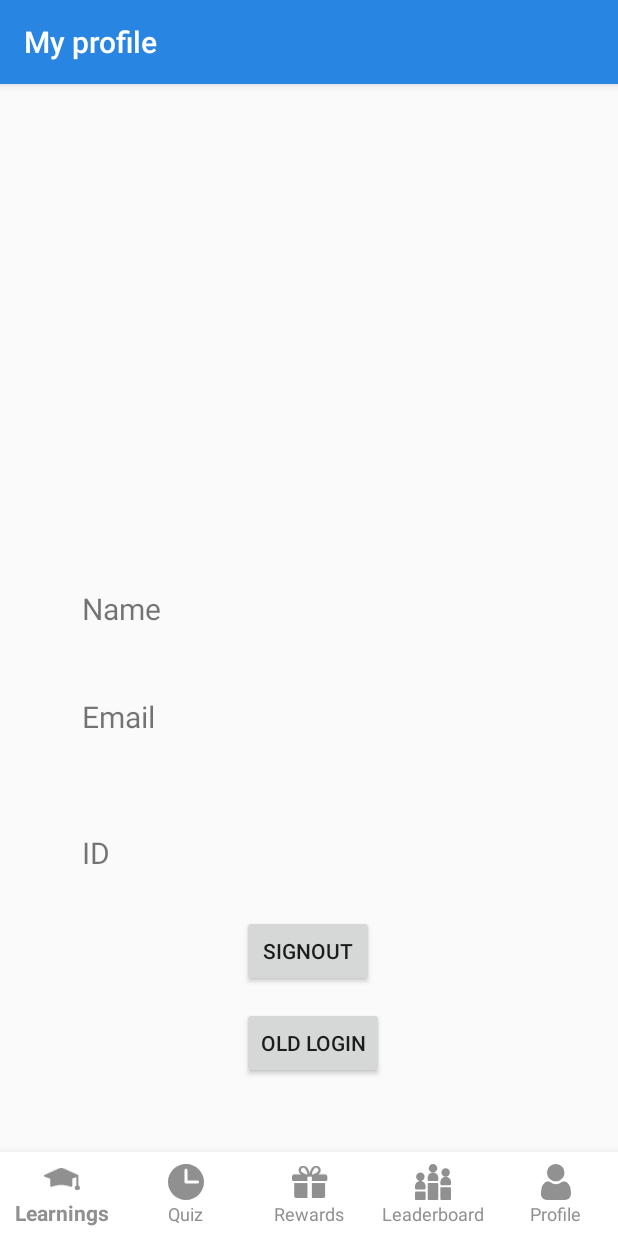
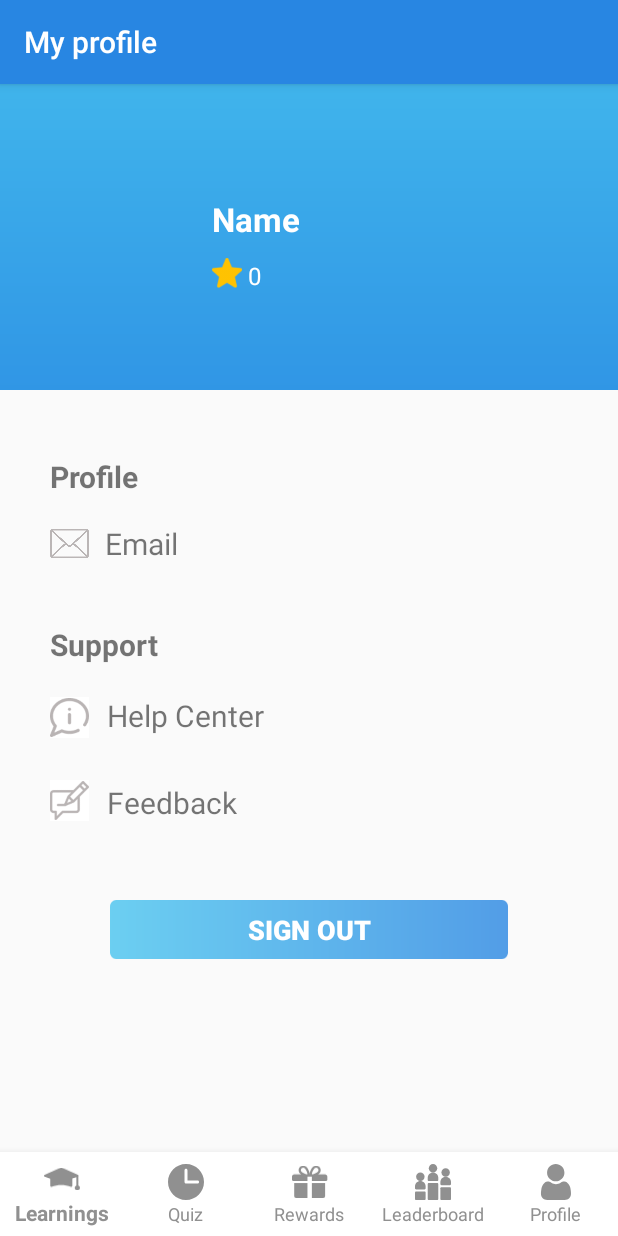
Before and after one commit to ssarahlu/Assignment, an Android app: the ProfileActivity screen opened directly, with no data from a screen before it, on a phone screen of 412 x 824 dp. Run offline under Robolectric (Android 15) with nearby library versions, the phone set to English and light mode, and no system bars; our stand-ins replace Room's generated code; pictures from the network do not load.

Commit message:
profile screen updated

```diff
--- a/app/src/main/java/com/example/assignment/ProfileActivity.java
+++ b/app/src/main/java/com/example/assignment/ProfileActivity.java
@@ -5,6 +5,7 @@ import androidx.appcompat.app.AppCompatActivity;
 import androidx.room.Room;
 
 import android.content.Intent;
+import android.os.AsyncTask;
 import android.os.Bundle;
 import android.util.Log;
 import android.view.MenuItem;
@@ -30,14 +31,16 @@ import com.google.android.material.bottomnavigation.BottomNavigationView;
  */
 
 public class ProfileActivity extends AppCompatActivity {
-    private TextView name, email, id;
+    private TextView name, email, id, stars;
     private ImageView imageView;
-    private Button signOut, button;
+    private Button signOut;
     GoogleSignInClient mGoogleSignInClient;
     MyDatabase myDb;
     private String personName, personEmail, personFName, personLname;
     private static final String TAG = "ProfileActivity";
     BottomNavigationView bottomNavigation;
+    private int mStars;
+    GoogleSignInAccount acct;
 
 
     @Override
@@ -58,12 +61,9 @@ public class ProfileActivity extends AppCompatActivity {
         id = findViewById(R.id.id);
         email = findViewById(R.id.email);
         signOut = findViewById(R.id.signOut);
-        button = findViewById(R.id.redeem);
+        stars = findViewById(R.id.stars);
 
-        myDb = Room.databaseBuilder(this, MyDatabase.class, "my-db.db")
-                .allowMainThreadQueries()
-                .build();
-
+        new GetTotalStars().execute();
 
         bottomNavigation = findViewById(R.id.navigation);
         bottomNavigation.setItemIconTintList(null);
@@ -106,17 +106,8 @@ public class ProfileActivity extends AppCompatActivity {
             }
         });
 
-        button.setOnClickListener(new View.OnClickListener() {
-            @Override
-            public void onClick(View v) {
-                Intent intent = new Intent(getApplicationContext(), SelectDifficulty.class);
-                intent.putExtra("email", personEmail);
-                startActivity(intent);
 
-            }
-        });
-
-        GoogleSignInAccount acct = GoogleSignIn.getLastSignedInAccount(this);
+        acct = GoogleSignIn.getLastSignedInAccount(this);
         if (acct != null) {
             personName = acct.getDisplayName();
             personEmail = acct.getEmail();
@@ -126,10 +117,9 @@ public class ProfileActivity extends AppCompatActivity {
             name.setText(personName);
             email.setText(personEmail);
             id.setText(personId);
-            myDb.accountDao().insert(new Account(personEmail, acct.getGivenName(), acct.getFamilyName()));
-            myDb.close();
-            Log.d(TAG, "onCreate: " + myDb.accountDao().getAcc(personEmail).getFName());
+            id.setVisibility(View.GONE);
             Glide.with(this).load(String.valueOf(acct.getPhotoUrl())).into(imageView);
+            new AddUser().execute();
         }
 
     }
@@ -146,4 +136,49 @@ public class ProfileActivity extends AppCompatActivity {
     }
 
 
+    private class GetTotalStars extends AsyncTask<Void, Void, Void> {
+        @Override
+        protected Void doInBackground(Void... voids) {
+            myDb = Room.databaseBuilder(getApplicationContext(), MyDatabase.class, "my-db.db")
+                    .build();
+            mStars = myDb.topicResultDao().getTotalStars(personEmail);
+            return null;
+        }
+
+        @Override
+        protected void onPostExecute(Void v) {
+            updateUi();
+            super.onPostExecute(v);
+
+        }
+
+    }
+
+    private class AddUser extends AsyncTask<Void, Void, Void> {
+        @Override
+        protected Void doInBackground(Void... voids) {
+            myDb = Room.databaseBuilder(getApplicationContext(), MyDatabase.class, "my-db.db")
+                    .build();
+            myDb.accountDao().insert(new Account(personEmail, acct.getGivenName(), acct.getFamilyName()));
+            Log.d(TAG, "onCreate: " + myDb.accountDao().getAcc(personEmail).getFName());
+            return null;
+        }
+
+        @Override
+        protected void onPostExecute(Void v) {
+            super.onPostExecute(v);
+
+        }
+
+    }
+
+    private void updateUi() {
+        if (mStars >= 0) {
+            stars.setText(String.valueOf(mStars));
+        } else {
+            stars.setText("0");
+        }
+
+    }
+
 }
--- a/app/src/main/java/com/example/assignment/SelectDifficulty.java
+++ b/app/src/main/java/com/example/assignment/SelectDifficulty.java
@@ -7,6 +7,7 @@ import android.content.Intent;
 import android.content.res.ColorStateList;
 import android.graphics.Color;
 import android.os.Bundle;
+import android.util.Log;
 import android.view.MenuItem;
 import android.view.View;
 import android.widget.Button;
@@ -20,6 +21,7 @@ public class SelectDifficulty extends AppCompatActivity {
     private String email;
     public static final String EXTRA_MESSAGE = "difficulty";
     BottomNavigationView bottomNavigation;
+    private static final String TAG = "SelectDifficulty";
 
 
     @Override
@@ -83,6 +85,8 @@ public class SelectDifficulty extends AppCompatActivity {
                 intent.putExtra(EXTRA_MESSAGE, "intermediate");
                 intent.putExtra("email", email);
                 Toast.makeText(getApplicationContext(), "Intermediate selected", Toast.LENGTH_SHORT).show();
+                Log.d(TAG, "onClick: starting");
+                startActivity(intent);
 
             }
         });
@@ -95,6 +99,8 @@ public class SelectDifficulty extends AppCompatActivity {
                 intent.putExtra(EXTRA_MESSAGE, "advanced");
                 intent.putExtra("email", email);
                 Toast.makeText(getApplicationContext(), "Advanced selected", Toast.LENGTH_SHORT).show();
+                Log.d(TAG, "onClick: starting");
+                startActivity(intent);
 
             }
         });
--- a/app/src/main/java/com/example/assignment/TopicsActivity.java
+++ b/app/src/main/java/com/example/assignment/TopicsActivity.java
@@ -99,6 +99,7 @@ public class TopicsActivity extends AppCompatActivity {
         for (Topic t : Topic.getTopics()) {
             if (t.getDifficulty().equals(difficulty)) {
                 mTopics.add(t);
+                System.out.println("added");
             }
         }
 
--- /dev/null
+++ b/app/src/main/res/drawable/top_backgro.xml
@@ -0,0 +1,52 @@
+<?xml version="1.0" encoding="utf-8"?>
+<vector xmlns:android="http://schemas.android.com/apk/res/android"
+    xmlns:aapt="http://schemas.android.com/aapt"
+    android:width="360dp"
+    android:height="174dp"
+    android:viewportWidth="360"
+    android:viewportHeight="174">
+
+    <group>
+
+        <clip-path android:pathData="M0 0H360V174H0V0Z" />
+
+        <group
+            android:pivotX="180"
+            android:pivotY="87"
+            android:rotation="90"
+            android:scaleX="2"
+            android:scaleY="2"
+            android:translateX="1"
+            android:translateY="0">
+
+            <path android:pathData="M0 0V174H360V0">
+
+                <aapt:attr name="android:fillColor">
+
+                    <gradient
+                        android:endX="270"
+                        android:endY="87"
+                        android:fillAlpha="0.8"
+                        android:startX="90"
+                        android:startY="87"
+                        android:type="linear">
+
+                        <item
+                            android:color="#48C4EF"
+                            android:offset="0" />
+
+                        <item
+                            android:color="#2886E2"
+                            android:offset="1" />
+
+                    </gradient>
+
+                </aapt:attr>
+
+            </path>
+
+        </group>
+
+    </group>
+
+</vector>
--- a/app/src/main/res/layout/activity_profile.xml
+++ b/app/src/main/res/layout/activity_profile.xml
@@ -6,84 +6,162 @@
     android:layout_height="match_parent"
     tools:context=".ProfileActivity">
 
+
+    <View
+        android:id="@+id/top_backgro"
+        android:layout_width="430dp"
+        android:layout_height="204dp"
+        android:layout_alignParentLeft="true"
+        android:layout_alignParentTop="true"
+        android:background="@drawable/top_backgro"
+        app:layout_constraintEnd_toEndOf="parent"
+        app:layout_constraintHorizontal_bias="0.526"
+        app:layout_constraintStart_toStartOf="parent"
+        app:layout_constraintTop_toTopOf="parent" />
+
     <ImageView
         android:id="@+id/imageView"
-        android:layout_width="168dp"
-        android:layout_height="177dp"
+        android:layout_width="88dp"
+        android:layout_height="94dp"
         android:contentDescription="imageview"
         android:scaleType="centerCrop"
         app:layout_constraintBottom_toBottomOf="parent"
         app:layout_constraintEnd_toEndOf="parent"
-        app:layout_constraintHorizontal_bias="0.158"
+        app:layout_constraintHorizontal_bias="0.102"
         app:layout_constraintStart_toStartOf="parent"
         app:layout_constraintTop_toTopOf="parent"
-        app:layout_constraintVertical_bias="0.126" />
-
-    <Button
-        android:id="@+id/redeem"
-        android:layout_width="wrap_content"
-        android:layout_height="wrap_content"
-        android:text="Old Login"
-        app:layout_constraintBottom_toBottomOf="parent"
-        app:layout_constraintEnd_toEndOf="parent"
-        app:layout_constraintHorizontal_bias="0.509"
-        app:layout_constraintStart_toStartOf="parent"
-        app:layout_constraintTop_toTopOf="parent"
-        app:layout_constraintVertical_bias="0.855" />
+        app:layout_constraintVertical_bias="0.086" />
 
     <TextView
         android:id="@+id/name"
         android:layout_width="wrap_content"
         android:layout_height="wrap_content"
-        android:layout_marginStart="16dp"
-        android:layout_marginLeft="16dp"
-        android:layout_marginTop="84dp"
+        android:layout_marginStart="20dp"
+        android:layout_marginLeft="20dp"
+        android:layout_marginTop="73dp"
         android:text="Name"
-        android:textSize="20sp"
+        android:textColor="#FFFFFF"
+        android:textSize="22sp"
+        android:textStyle="bold"
         app:layout_constraintBottom_toBottomOf="parent"
-        app:layout_constraintStart_toStartOf="@+id/imageView"
-        app:layout_constraintTop_toBottomOf="@+id/imageView"
-        app:layout_constraintVertical_bias="0.0" />
+        app:layout_constraintStart_toEndOf="@+id/imageView"
+        app:layout_constraintTop_toTopOf="@+id/top_backgro"
+        app:layout_constraintVertical_bias="0.003" />
 
     <TextView
         android:id="@+id/id"
-        android:layout_width="wrap_content"
-        android:layout_height="wrap_content"
-        android:layout_marginStart="16dp"
-        android:layout_marginLeft="16dp"
+        android:layout_width="35dp"
+        android:layout_height="14dp"
         android:layout_marginTop="84dp"
+        android:layout_marginEnd="16dp"
+        android:layout_marginRight="16dp"
         android:text="ID"
         android:textSize="20sp"
+        android:visibility="gone"
         app:layout_constraintBottom_toBottomOf="parent"
-        app:layout_constraintStart_toStartOf="@+id/imageView"
+        app:layout_constraintEnd_toEndOf="parent"
         app:layout_constraintTop_toBottomOf="@+id/imageView"
-        app:layout_constraintVertical_bias="0.402" />
+        app:layout_constraintVertical_bias="0.315" />
 
     <TextView
         android:id="@+id/email"
         android:layout_width="wrap_content"
         android:layout_height="wrap_content"
-        android:layout_marginStart="16dp"
-        android:layout_marginLeft="16dp"
-        android:layout_marginTop="84dp"
+        android:layout_marginStart="8dp"
+        android:layout_marginLeft="8dp"
+        android:layout_marginTop="17dp"
+        android:layout_marginBottom="91dp"
         android:text="Email"
         android:textSize="20sp"
+        app:layout_constraintBottom_toBottomOf="@+id/profile2"
+        app:layout_constraintEnd_toEndOf="parent"
+        app:layout_constraintHorizontal_bias="0.01"
+        app:layout_constraintStart_toEndOf="@+id/helpButton"
+        app:layout_constraintTop_toBottomOf="@+id/profile"
+        app:layout_constraintVertical_bias="0.0" />
+
+    <ImageButton
+        android:id="@+id/feedback"
+        android:layout_width="26dp"
+        android:layout_height="27dp"
+        android:layout_marginTop="28dp"
+        android:layout_marginBottom="1dp"
+        android:background="#FFFFFF"
+        android:scaleType="centerInside"
+        android:src="@drawable/feedback"
+        app:layout_constraintBottom_toBottomOf="@+id/help"
+        app:layout_constraintStart_toStartOf="@+id/helpButton"
+        app:layout_constraintTop_toBottomOf="@+id/helpButton"
+        tools:src="@drawable/feedback" />
+
+    <ImageButton
+        android:id="@+id/helpButton"
+        android:layout_width="26dp"
+        android:layout_height="27dp"
+        android:layout_marginTop="21dp"
+        android:background="#FFFFFF"
+        android:scaleType="centerInside"
+        android:src="@drawable/info_icon"
+        app:layout_constraintBottom_toBottomOf="@+id/help2"
+        app:layout_constraintStart_toStartOf="@+id/profile2"
+        app:layout_constraintTop_toBottomOf="@+id/profile2"
+        app:layout_constraintVertical_bias="0.0"
+        tools:src="@drawable/info_icon" />
+
+    <ImageButton
+        android:id="@+id/emailbutton"
+        android:layout_width="26dp"
+        android:layout_height="27dp"
+        android:layout_marginTop="17dp"
+        android:layout_marginBottom="91dp"
+        android:background="#00FFFFFF"
+        android:scaleType="centerInside"
+        android:src="@drawable/mail"
+        app:layout_constraintBottom_toBottomOf="@+id/profile2"
+        app:layout_constraintStart_toStartOf="@+id/profile"
+        app:layout_constraintTop_toBottomOf="@+id/profile"
+        app:layout_constraintVertical_bias="0.0"
+        tools:src="@drawable/mail" />
+
+    <TextView
+        android:id="@+id/help"
+        android:layout_width="wrap_content"
+        android:layout_height="wrap_content"
+        android:layout_marginStart="12dp"
+        android:layout_marginLeft="12dp"
+        android:layout_marginTop="29dp"
+        android:text="Feedback"
+        android:textSize="20sp"
         app:layout_constraintBottom_toBottomOf="parent"
-        app:layout_constraintStart_toEndOf="@+id/name"
-        app:layout_constraintStart_toStartOf="@+id/imageView"
-        app:layout_constraintTop_toBottomOf="@+id/imageView"
-        app:layout_constraintVertical_bias="0.178" />
+        app:layout_constraintStart_toEndOf="@+id/feedback"
+        app:layout_constraintTop_toBottomOf="@+id/help2"
+        app:layout_constraintVertical_bias="0.004" />
+
+    <TextView
+        android:id="@+id/help2"
+        android:layout_width="wrap_content"
+        android:layout_height="wrap_content"
+        android:layout_marginStart="12dp"
+        android:layout_marginLeft="12dp"
+        android:layout_marginTop="20dp"
+        android:text="Help Center"
+        android:textSize="20sp"
+        app:layout_constraintStart_toEndOf="@+id/helpButton"
+        app:layout_constraintTop_toBottomOf="@+id/profile2" />
 
     <Button
         android:id="@+id/signOut"
-        android:layout_width="wrap_content"
-        android:layout_height="wrap_content"
-        android:layout_marginTop="28dp"
-        android:text="Signout"
+        android:layout_width="265dp"
+        android:layout_height="39dp"
+        android:layout_marginTop="340dp"
+        android:background="@drawable/log_in_rect"
+        android:text="SIGN OUT"
+        android:textColor="#FFFFFF"
+        android:textSize="18sp"
+        android:textStyle="bold"
         app:layout_constraintEnd_toEndOf="parent"
-        app:layout_constraintHorizontal_bias="0.498"
         app:layout_constraintStart_toStartOf="parent"
-        app:layout_constraintTop_toBottomOf="@+id/id" />
+        app:layout_constraintTop_toBottomOf="@+id/top_backgro" />
 
     <com.google.android.material.bottomnavigation.BottomNavigationView
         android:id="@+id/navigation"
@@ -101,5 +179,49 @@
         app:layout_constraintStart_toStartOf="parent"
         app:menu="@menu/nav_bar" />
 
+    <ImageView
+        android:id="@+id/imageView6"
+        android:layout_width="20dp"
+        android:layout_height="20dp"
+        android:layout_marginBottom="68dp"
+        app:layout_constraintBottom_toBottomOf="@+id/top_backgro"
+        app:layout_constraintStart_toStartOf="@+id/name"
+        app:srcCompat="@drawable/star" />
+
+    <TextView
+        android:id="@+id/stars"
+        android:layout_width="wrap_content"
+        android:layout_height="wrap_content"
+        android:layout_marginStart="4dp"
+        android:layout_marginLeft="4dp"
+        android:layout_marginTop="12dp"
+        android:text="TextView"
+        android:textColor="#FFFFFF"
+        android:textSize="16sp"
+        app:layout_constraintStart_toEndOf="@+id/imageView6"
+        app:layout_constraintTop_toBottomOf="@+id/name" />
+
+    <TextView
+        android:id="@+id/profile"
+        android:layout_width="wrap_content"
+        android:layout_height="wrap_content"
+        android:layout_marginTop="44dp"
+        android:text="Profile"
+        android:textSize="20sp"
+        android:textStyle="bold"
+        app:layout_constraintStart_toStartOf="@+id/imageView"
+        app:layout_constraintTop_toBottomOf="@+id/top_backgro" />
+
+    <TextView
+        android:id="@+id/profile2"
+        android:layout_width="wrap_content"
+        android:layout_height="wrap_content"
+        android:layout_marginTop="156dp"
+        android:text="Support"
+        android:textSize="20sp"
+        android:textStyle="bold"
+        app:layout_constraintStart_toStartOf="@+id/imageView"
+        app:layout_constraintTop_toBottomOf="@+id/top_backgro" />
+
 
 </androidx.constraintlayout.widget.ConstraintLayout>
```
Also changed, not shown: app/src/main/res/drawable/feedback.png (added), app/src/main/res/drawable/help.png (added), app/src/main/res/drawable/info_icon.png (added), app/src/main/res/drawable/mail.png (added).
